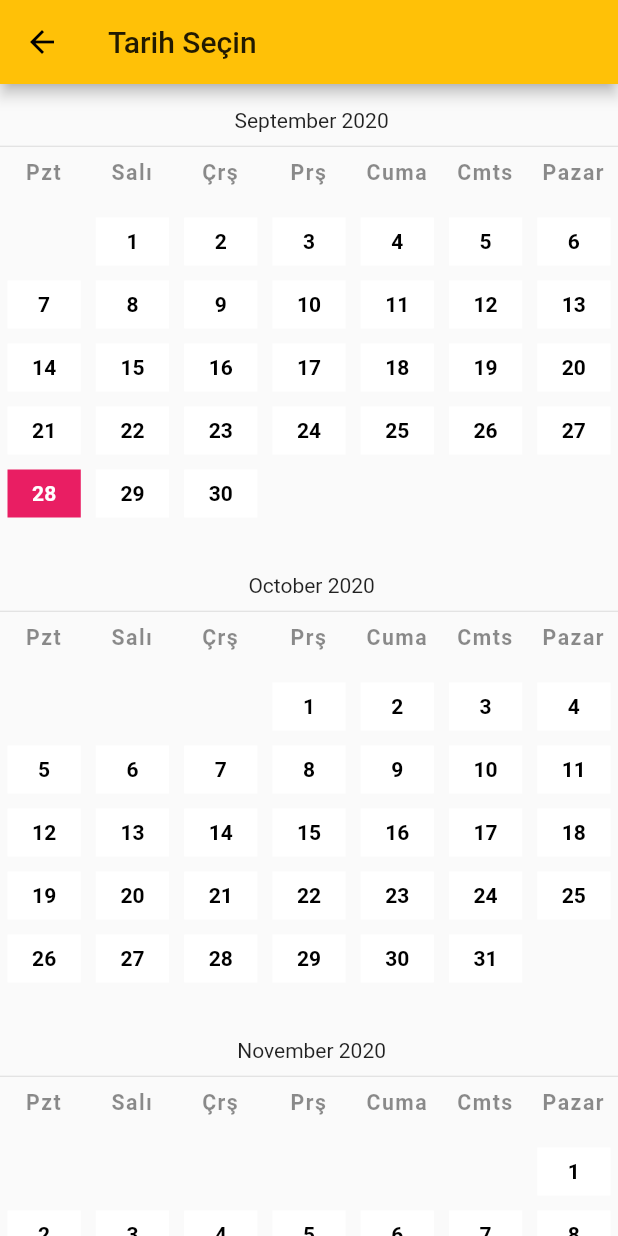
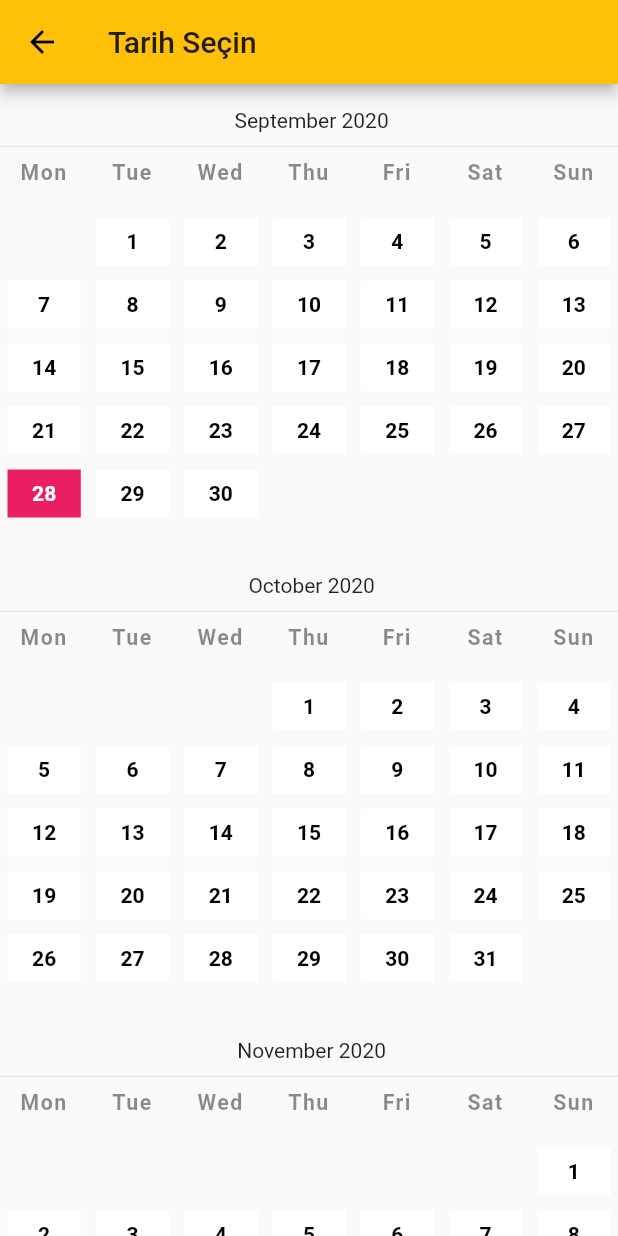
Before and after one commit to SalihCanBinboga/Flutter-Custom-DatePicker, a Flutter app: the screen it shows after launch, after a tap on "Takvimi Aç", on a phone screen of 412 x 824 dp. Run offline on Flutter 3.47's test engine with Material 2 defaults, Android fonts, the phone set to English and light mode, and no system bars; Roboto replaces fonts that are missing (playfair-regular).

Commit message:
Weekday localization completed Dynamic weekday creator completed

```diff
--- a/lib/ui/components/WeekDaysFirstRow.dart
+++ b/lib/ui/components/WeekDaysFirstRow.dart
@@ -4,24 +4,38 @@ import 'package:flutter/material.dart';
 import 'package:intl/intl.dart';
 
 class WeekDaysFirstRow extends StatelessWidget {
-  void weekNameList (){
+  List<String> get _weekNameList {
     DateFormat date = DateFormat.yMMM(Platform.localeName);
-    print('test ${date.dateSymbols.STANDALONESHORTWEEKDAYS[1]}');
+    List<String> weekNameList = List();
+
+    for (int i = 1; i < 8; i++) {
+      weekNameList.add(date.dateSymbols.STANDALONESHORTWEEKDAYS[i == 7 ? 0 : i]);
+    }
+
+    return weekNameList;
+  }
+
+  List<Widget> get _createWeekRowElements {
+    List<String> nameList = List.from(_weekNameList);
+    List<Widget> elementList = List();
+
+    for (int i = 0; i < 7; i++) {
+      elementList.add(Expanded(
+        child: Text(
+          nameList[i],
+          textAlign: TextAlign.center,
+          style: textStyle,
+        ),
+      ));
+    }
+    return elementList;
+
   }
 
   @override
   Widget build(BuildContext context) {
-    weekNameList ();
     return Row(
-      children: <Widget>[
-        Expanded(child: Text("Pzt", textAlign: TextAlign.center, style: textStyle)),
-        Expanded(child: Text("Salı", textAlign: TextAlign.center, style: textStyle)),
-        Expanded(child: Text("Çrş", textAlign: TextAlign.center, style: textStyle)),
-        Expanded(child: Text("Prş", textAlign: TextAlign.center, style: textStyle)),
-        Expanded(child: Text("Cuma", textAlign: TextAlign.center, style: textStyle)),
-        Expanded(child: Text("Cmts", textAlign: TextAlign.center, style: textStyle)),
-        Expanded(child: Text("Pazar", textAlign: TextAlign.center, style: textStyle)),
-      ],
+      children: _createWeekRowElements,
     );
   }
 
```
